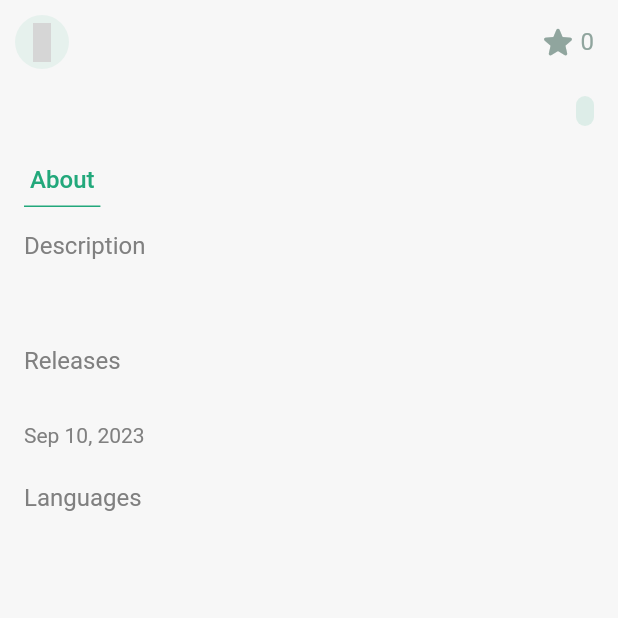
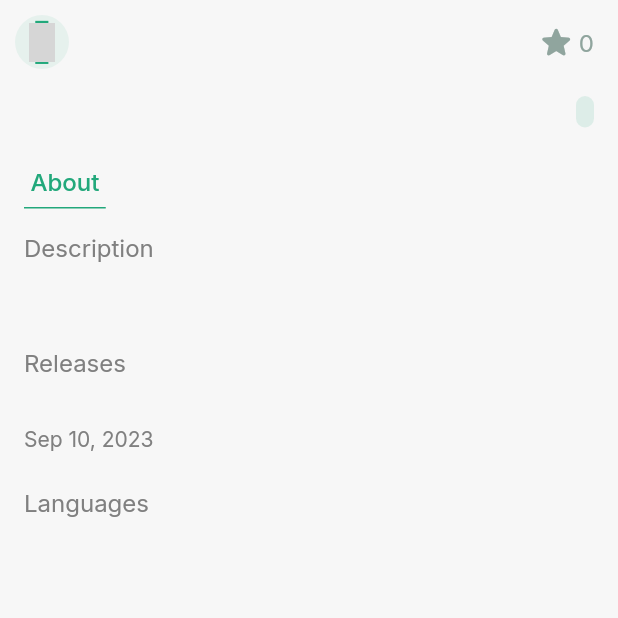
Before and after one commit to sosualfred/flutter_github_app, a Flutter app: the RepoDetailsScreen screen opened directly with empty values, on a phone screen of 412 x 824 dp, the top half of it. Run offline on Flutter 3.47's test engine with Material 2 defaults, Android fonts, the phone set to English and light mode, and no system bars; our stand-ins replace flutter_riverpod, google_fonts, graphql_flutter, iconsax_flutter; missing offline and left inert: ms_undraw, primer_progress_bar; network calls fail; grey boxes are pictures that could not be loaded.

Commit message:
update fonts to inter

```diff
--- a/lib/constants/themes.dart
+++ b/lib/constants/themes.dart
@@ -1,8 +1,10 @@
 import 'package:flutter/material.dart';
 import 'package:flutter_github_app/constants/colors.dart';
+import 'package:google_fonts/google_fonts.dart';
 
 class AppThemes {
   static final light = ThemeData(
+    fontFamily: GoogleFonts.inter().fontFamily,
     colorScheme: ColorScheme.fromSeed(
       seedColor: primaryColor,
       primary: primaryColor,
--- a/pubspec.yaml
+++ b/pubspec.yaml
@@ -32,6 +32,7 @@ dependencies:
   flutter:
     sdk: flutter
   flutter_riverpod: ^2.4.0
+  google_fonts: ^4.0.4
   graphql_flutter: ^5.1.2
   iconsax_flutter: ^1.0.0
   intl: ^0.18.1
```
Also changed, not shown: pubspec.lock.
